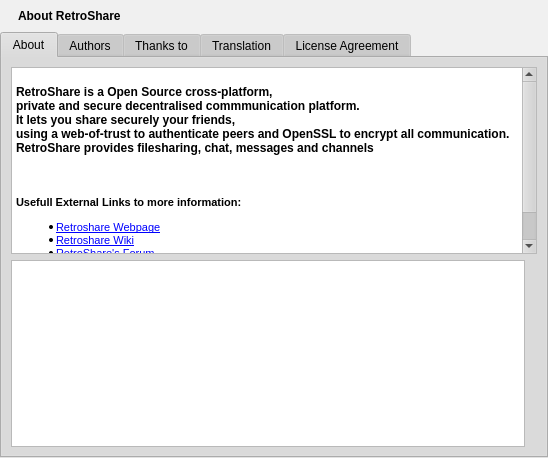
Above: retroshare-gui/src/gui/HelpDialog.ui from RetroShare/RetroShare before the change. Below: the same form after it.
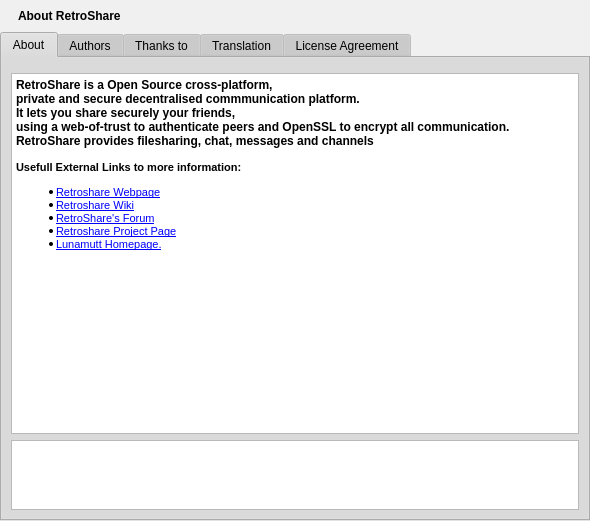
That is the form after the change. Icons and pictures are not drawn.

What changed in the file:
```diff
--- a/retroshare-gui/src/gui/HelpDialog.ui
+++ b/retroshare-gui/src/gui/HelpDialog.ui
@@ -6,8 +6,8 @@
    <rect>
     <x>0</x>
     <y>0</y>
-    <width>548</width>
-    <height>458</height>
+    <width>590</width>
+    <height>521</height>
    </rect>
   </property>
   <property name="sizePolicy">
@@ -527,21 +527,34 @@
        <property name="spacing">
         <number>6</number>
        </property>
-       <item row="0" column="0" colspan="3">
+       <item row="2" column="0" colspan="3">
+        <widget class="QTextBrowser" name="version">
+         <property name="sizePolicy">
+          <sizepolicy hsizetype="Expanding" vsizetype="Expanding">
+           <horstretch>0</horstretch>
+           <verstretch>0</verstretch>
+          </sizepolicy>
+         </property>
+         <property name="maximumSize">
+          <size>
+           <width>16777215</width>
+           <height>70</height>
+          </size>
+         </property>
+        </widget>
+       </item>
+       <item row="1" column="0" colspan="3">
         <widget class="QTextBrowser" name="about">
          <property name="html">
           <string>&lt;!DOCTYPE HTML PUBLIC &quot;-//W3C//DTD HTML 4.0//EN&quot; &quot;http://www.w3.org/TR/REC-html40/strict.dtd&quot;&gt;
 &lt;html&gt;&lt;head&gt;&lt;meta name=&quot;qrichtext&quot; content=&quot;1&quot; /&gt;&lt;style type=&quot;text/css&quot;&gt;
 p, li { white-space: pre-wrap; }
 &lt;/style&gt;&lt;/head&gt;&lt;body style=&quot; font-family:'Arial'; font-size:9pt; font-weight:400; font-style:normal;&quot;&gt;
-&lt;p align=&quot;center&quot; style=&quot;-qt-paragraph-type:empty; margin-top:0px; margin-bottom:0px; margin-left:0px; margin-right:0px; -qt-block-indent:0; text-indent:0px; font-size:8pt;&quot;&gt;&lt;/p&gt;
 &lt;p align=&quot;justify&quot; style=&quot; margin-top:0px; margin-bottom:0px; margin-left:0px; margin-right:0px; -qt-block-indent:0; text-indent:0px;&quot;&gt;&lt;span style=&quot; font-weight:600;&quot;&gt;RetroShare is a Open Source cross-platform, &lt;/span&gt;&lt;/p&gt;
 &lt;p align=&quot;justify&quot; style=&quot; margin-top:0px; margin-bottom:0px; margin-left:0px; margin-right:0px; -qt-block-indent:0; text-indent:0px;&quot;&gt;&lt;span style=&quot; font-weight:600;&quot;&gt;private and secure decentralised commmunication platform.	&lt;/span&gt;&lt;/p&gt;
 &lt;p align=&quot;justify&quot; style=&quot; margin-top:0px; margin-bottom:0px; margin-left:0px; margin-right:0px; -qt-block-indent:0; text-indent:0px;&quot;&gt;&lt;span style=&quot; font-weight:600;&quot;&gt;It lets you share securely your friends, &lt;/span&gt;&lt;/p&gt;
 &lt;p align=&quot;justify&quot; style=&quot; margin-top:0px; margin-bottom:0px; margin-left:0px; margin-right:0px; -qt-block-indent:0; text-indent:0px;&quot;&gt;&lt;span style=&quot; font-weight:600;&quot;&gt;using a web-of-trust to authenticate peers and OpenSSL to encrypt all communication. &lt;/span&gt;&lt;/p&gt;
 &lt;p align=&quot;justify&quot; style=&quot; margin-top:0px; margin-bottom:0px; margin-left:0px; margin-right:0px; -qt-block-indent:0; text-indent:0px;&quot;&gt;&lt;span style=&quot; font-weight:600;&quot;&gt;RetroShare provides filesharing, chat, messages and channels&lt;/span&gt;&lt;/p&gt;
-&lt;p align=&quot;center&quot; style=&quot;-qt-paragraph-type:empty; margin-top:0px; margin-bottom:0px; margin-left:0px; margin-right:0px; -qt-block-indent:0; text-indent:0px; font-weight:600;&quot;&gt;&lt;/p&gt;
-&lt;p align=&quot;center&quot; style=&quot; margin-top:0px; margin-bottom:0px; margin-left:0px; margin-right:0px; -qt-block-indent:0; text-indent:0px;&quot;&gt;&lt;img src=&quot;:/images/retrosharelogo2.png&quot; /&gt;&lt;/p&gt;
 &lt;p align=&quot;center&quot; style=&quot;-qt-paragraph-type:empty; margin-top:0px; margin-bottom:0px; margin-left:0px; margin-right:0px; -qt-block-indent:0; text-indent:0px; font-size:8pt;&quot;&gt;&lt;/p&gt;
 &lt;p style=&quot; margin-top:0px; margin-bottom:0px; margin-left:0px; margin-right:0px; -qt-block-indent:0; text-indent:0px;&quot;&gt;&lt;span style=&quot; font-size:8pt; font-weight:600;&quot;&gt;Usefull External Links to more information:&lt;/span&gt;&lt;/p&gt;
 &lt;ul style=&quot;-qt-list-indent: 1;&quot;&gt;&lt;li style=&quot; font-size:8pt;&quot; align=&quot;justify&quot; style=&quot; margin-top:12px; margin-bottom:0px; margin-left:0px; margin-right:0px; -qt-block-indent:0; text-indent:0px;&quot;&gt;&lt;a href=&quot;http://retroshare.sourceforge.net&quot;&gt;&lt;span style=&quot; text-decoration: underline; color:#0000ff;&quot;&gt;Retroshare Webpage&lt;/span&gt;&lt;/a&gt;&lt;/li&gt;
@@ -555,8 +568,15 @@
          </property>
         </widget>
        </item>
-       <item row="1" column="0">
-        <widget class="QTextBrowser" name="version"/>
+       <item row="0" column="0">
+        <widget class="QFrame" name="frame">
+         <property name="frameShape">
+          <enum>QFrame::StyledPanel</enum>
+         </property>
+         <property name="frameShadow">
+          <enum>QFrame::Raised</enum>
+         </property>
+        </widget>
        </item>
       </layout>
      </widget>
```
